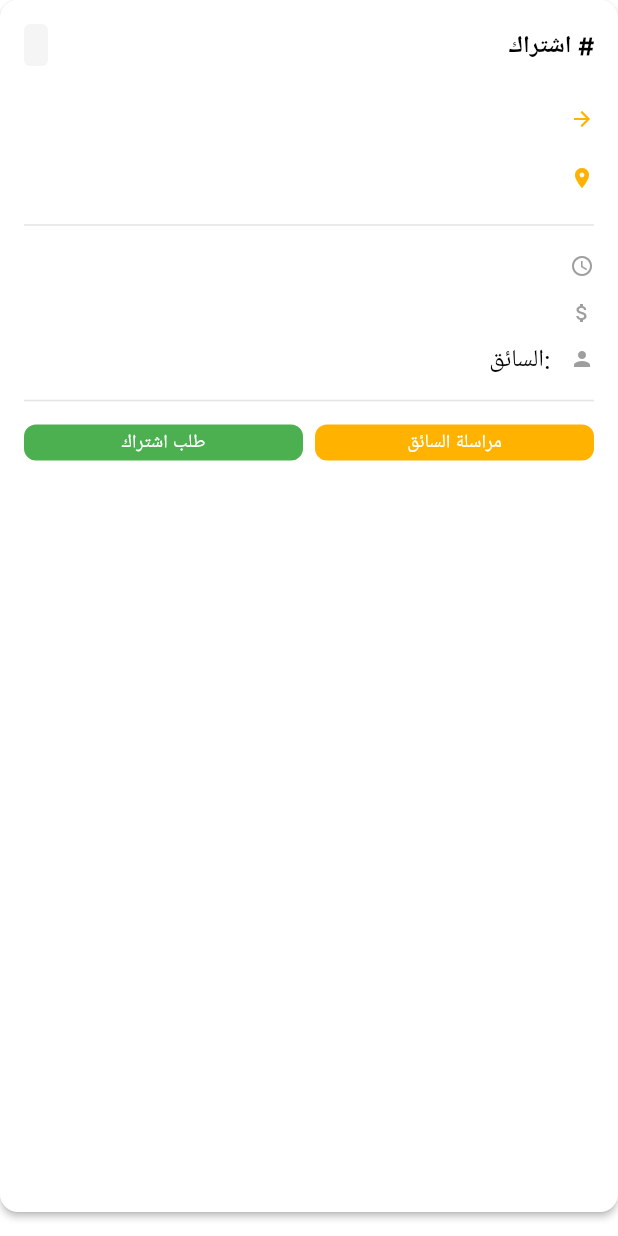
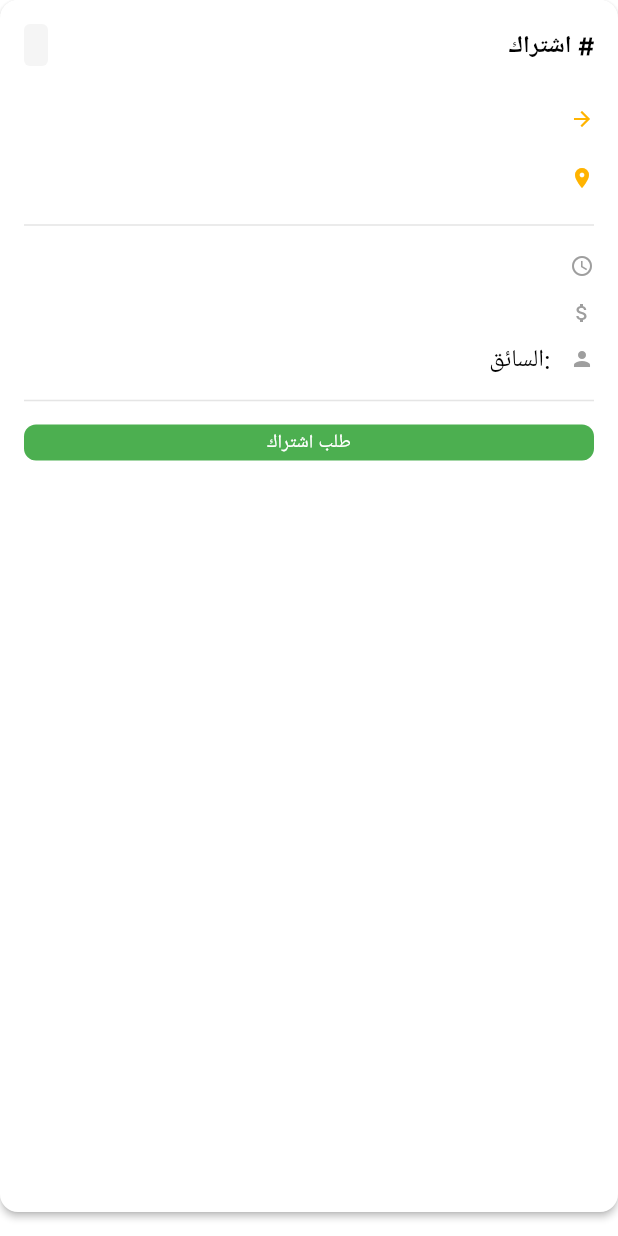
Before and after one commit to Saja-gfl/Darb, a Flutter app: the SubscriptionCard widget shown alone on an empty page, opened directly with empty values, on a phone screen of 412 x 824 dp. Run offline on Flutter 3.47's test engine with Material 3 defaults, Android fonts, the phone set to English and light mode, and no system bars; our stand-ins replace cached_network_image, cloud_firestore, firebase_auth, firebase_core, flutter_chat_ui, flutter_rating_bar and 5 more; accounts and stored records are empty.

Commit message:
تم التحديث الى زر طلب الاشتراك فقط

```diff
--- a/lib/Screens/number_sub.dart
+++ b/lib/Screens/number_sub.dart
@@ -19,18 +19,18 @@ class _SubscriptionNumberPageState extends State<SubscriptionNumberPage> {
   final TextEditingController _searchController = TextEditingController();
   List<SubscriptionInfo> _filteredSubscriptions = [];
   List<SubscriptionInfo> _allSubscriptions = [
-    /*SubscriptionInfo(
-      id: '12345',
-      type: 'شهري',
-      route: 'عنيزة -> بريدة',
-      //  pickup: 'ميدان الملك فهد',
-      dropoff: 'جامعة القصيم',
-      schedule: '7:00 صباحاً - الأحد إلى الخميس',
-      price: '500 ريال/شهرياً',
-      driver: 'محمد أحمد',
-      status: 'متاح',
-      phone: '0551234567',
-    ),
+    // /*SubscriptionInfo(
+    //   id: '12345',
+    //   type: 'شهري',
+    //   route: 'عنيزة -> بريدة',
+    //   //  pickup: 'ميدان الملك فهد',
+    //   dropoff: 'جامعة القصيم',
+    //   schedule: '7:00 صباحاً - الأحد إلى الخميس',
+    //   price: '500 ريال/شهرياً',
+    //   driver: 'محمد أحمد',
+    //   status: 'متاح',
+    //   phone: '0551234567',
+    // ),
     SubscriptionInfo(
       id: '67890',
       type: 'أسبوعي',
@@ -42,7 +42,7 @@ class _SubscriptionNumberPageState extends State<SubscriptionNumberPage> {
       driver: 'علي خالد',
       status: 'متاح',
       phone: '0559876543',
-    ),*/
+    ),
   ];
 
   @override
@@ -398,26 +398,6 @@ class SubscriptionCard extends StatelessWidget {
                     ),
                   ),
                 ),
-                const SizedBox(width: 8),
-                Expanded(
-                  child: ElevatedButton(
-                    style: ElevatedButton.styleFrom(
-                      backgroundColor:
-                          const Color(0xFFFFB300), // لون الزر الأصفر
-                      minimumSize: const Size(double.infinity, 40),
-                      shape: RoundedRectangleBorder(
-                        borderRadius: BorderRadius.circular(8),
-                      ),
-                    ),
-                    onPressed: onMessage,
-                    child: Text(
-                      'مراسلة السائق',
-                      style: GoogleFonts.inter(
-                        color: Colors.white,
-                      ),
-                    ),
-                  ),
-                ),
               ],
             ),
           ],
```
